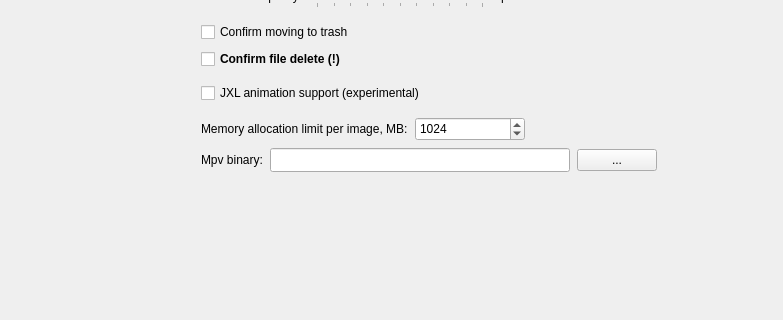
Old version of the form qimgv/gui/dialogs/settingsdialog.ui in the repository breathiness/qimgv; both pictures show x 0 to 783 and y 270 to 590 of the 783 by 741 pixel window.
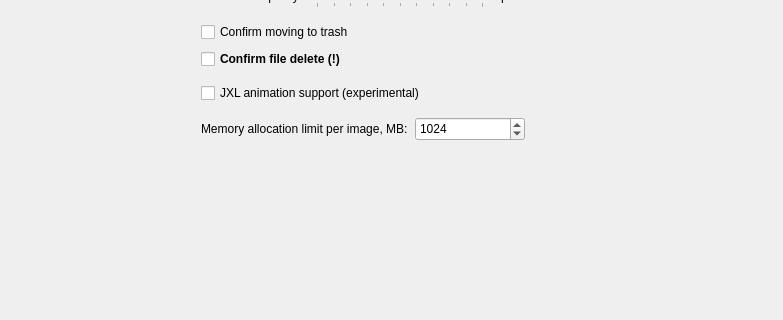
New version of the form. The open tabs and pages were chosen to show the change. Custom widgets are drawn as their Qt base class.

Patch:
```diff
--- a/qimgv/gui/dialogs/settingsdialog.ui
+++ b/qimgv/gui/dialogs/settingsdialog.ui
@@ -4681,80 +4681,7 @@
                     </item>
                    </layout>
                   </item>
-                  <item>
-                   <layout class="QHBoxLayout" name="horizontalLayout_7">
-                    <item>
-                     <widget class="QLabel" name="mpvLabel">
-                      <property name="enabled">
-                       <bool>true</bool>
-                      </property>
-                      <property name="minimumSize">
-                       <size>
-                        <width>0</width>
-                        <height>0</height>
-                       </size>
-                      </property>
-                      <property name="text">
-                       <string>Mpv binary:</string>
-                      </property>
-                     </widget>
-                    </item>
-                    <item>
-                     <widget class="QLineEdit" name="mpvLineEdit">
-                      <property name="enabled">
-                       <bool>true</bool>
-                      </property>
-                      <property name="sizePolicy">
-                       <sizepolicy hsizetype="Minimum" vsizetype="Fixed">
-                        <horstretch>0</horstretch>
-                        <verstretch>0</verstretch>
-                       </sizepolicy>
-                      </property>
-                      <property name="minimumSize">
-                       <size>
-                        <width>300</width>
-                        <height>24</height>
-                       </size>
-                      </property>
-                     </widget>
-                    </item>
-                    <item>
-                     <widget class="QPushButton" name="pushButton_5">
-                      <property name="enabled">
-                       <bool>true</bool>
-                      </property>
-                      <property name="minimumSize">
-                       <size>
-                        <width>20</width>
-                        <height>0</height>
-                       </size>
-                      </property>
-                      <property name="maximumSize">
-                       <size>
-                        <width>16777215</width>
-                        <height>16777215</height>
-                       </size>
-                      </property>
-                      <property name="text">
-                       <string>...</string>
-                      </property>
-                     </widget>
-                    </item>
-                    <item>
-                     <spacer name="horizontalSpacer_33">
-                      <property name="orientation">
-                       <enum>Qt::Horizontal</enum>
-                      </property>
-                      <property name="sizeHint" stdset="0">
-                       <size>
-                        <width>40</width>
-                        <height>20</height>
-                       </size>
-                      </property>
-                     </spacer>
-                    </item>
-                   </layout>
-                  </item>
+                  
                  </layout>
                 </widget>
                </item>
```
Left out of the diff: 19 changed lines with no effect on the pictures.
